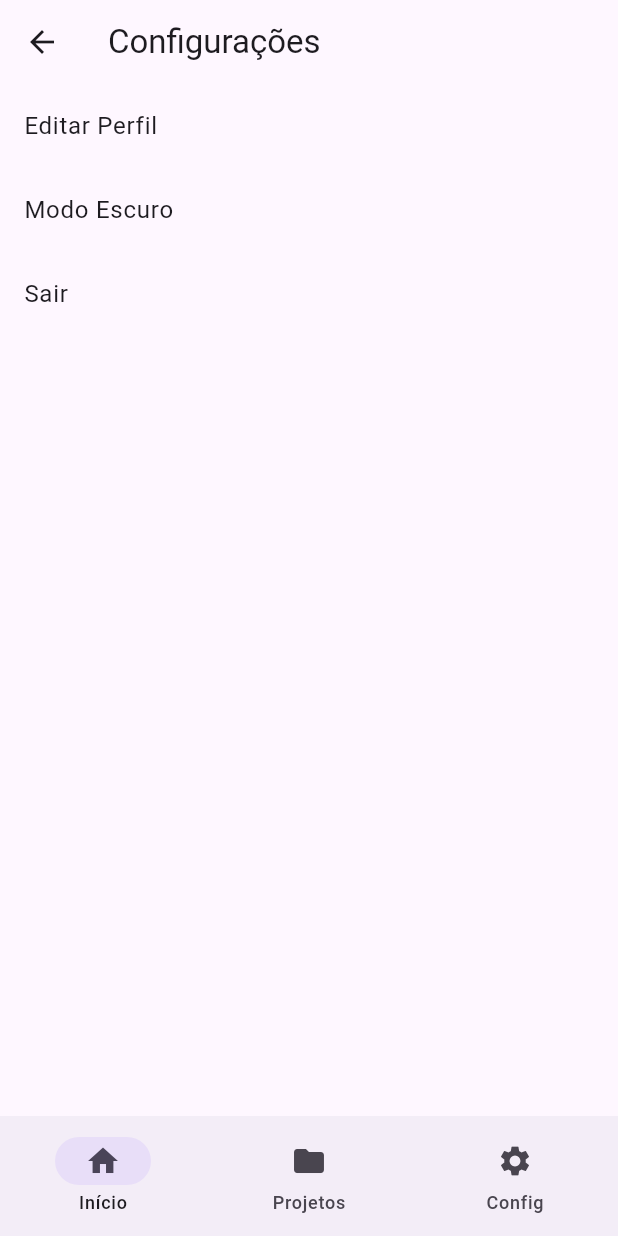
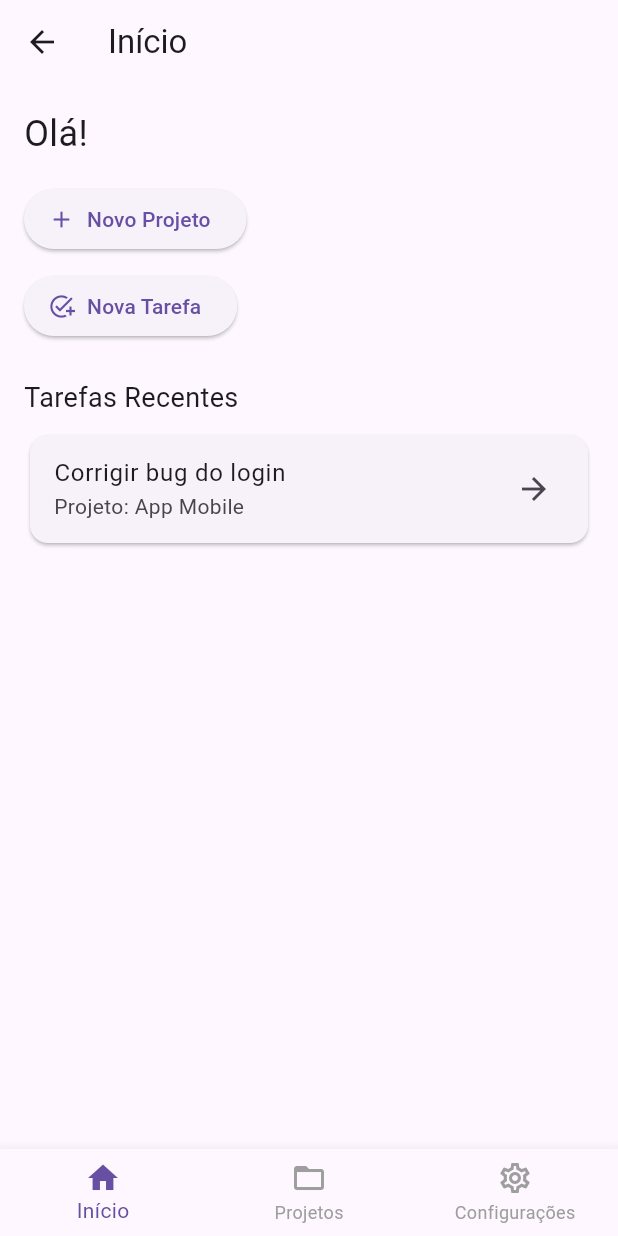
Before and after one commit to Monfardini/Taskly, a Flutter app: the MainScreen screen opened by its route, on a phone screen of 412 x 824 dp. Run offline on Flutter 3.47's test engine with Material 3 defaults, Android fonts, the light colour scheme and no system bars; our stand-ins replace cloud_firestore, firebase_auth, firebase_core; accounts and stored records are empty.

Commit message:
mudei uns bagui ai

```diff
--- /dev/null
+++ b/lib/screens/home.dart
@@ -0,0 +1,46 @@
+import 'package:flutter/material.dart';
+
+class HomeScreen extends StatelessWidget {
+  const HomeScreen({super.key});
+
+  @override
+  Widget build(BuildContext context) {
+    return Scaffold(
+      appBar: AppBar(title: const Text("Início")),
+      body: Padding(
+        padding: const EdgeInsets.all(16),
+        child: Column(
+          crossAxisAlignment: CrossAxisAlignment.start,
+          children: [
+            const Text("Olá!", style: TextStyle(fontSize: 24)),
+            const SizedBox(height: 16),
+            ElevatedButton.icon(
+              onPressed: () => Navigator.pushNamed(context, '/projects'),
+              icon: const Icon(Icons.add),
+              label: const Text("Novo Projeto"),
+            ),
+            const SizedBox(height: 10),
+            ElevatedButton.icon(
+              onPressed: () => Navigator.pushNamed(context, '/task_detail'),
+              icon: const Icon(Icons.add_task),
+              label: const Text("Nova Tarefa"),
+            ),
+            const SizedBox(height: 24),
+            const Text("Tarefas Recentes", style: TextStyle(fontSize: 18)),
+            const SizedBox(height: 8),
+            Card(
+              child: ListTile(
+                title: const Text("Corrigir bug do login"),
+                subtitle: const Text("Projeto: App Mobile"),
+                trailing: const Icon(Icons.arrow_forward),
+                onTap: () {
+                  Navigator.pushNamed(context, '/task_detail');
+                },
+              ),
+            ),
+          ],
+        ),
+      ),
+    );
+  }
+}
--- a/lib/screens/main_screen.dart
+++ b/lib/screens/main_screen.dart
@@ -1,5 +1,6 @@
 import 'package:flutter/material.dart';
-//TODO:import 'project_list.dart';
+import 'home.dart';
+import 'project.dart';
 import 'settings.dart';
 
 class MainScreen extends StatefulWidget {
@@ -13,27 +14,40 @@ class _MainScreenState extends State<MainScreen> {
   int _selectedIndex = 0;
 
   final List<Widget> _pages = const [
-    //TODO:ProjectListScreen(),
+    HomeScreen(),
+    ProjectListScreen(),
     SettingsScreen(),
   ];
 
   void _onItemTapped(int index) {
-    setState(() {
-      _selectedIndex = index;
-    });
+    setState(() => _selectedIndex = index);
   }
 
   @override
   Widget build(BuildContext context) {
     return Scaffold(
       body: _pages[_selectedIndex],
-      bottomNavigationBar: NavigationBar(
-        selectedIndex: _selectedIndex,
-        onDestinationSelected: _onItemTapped,
-        destinations: const [
-          NavigationDestination(icon: Icon(Icons.home), label: 'Início'),
-          NavigationDestination(icon: Icon(Icons.folder), label: 'Projetos'),
-          NavigationDestination(icon: Icon(Icons.settings), label: 'Config'),
+      bottomNavigationBar: BottomNavigationBar(
+        currentIndex: _selectedIndex,
+        onTap: _onItemTapped,
+        selectedItemColor: Theme.of(context).colorScheme.primary,
+        unselectedItemColor: Colors.grey,
+        items: const [
+          BottomNavigationBarItem(
+            icon: Icon(Icons.home_outlined),
+            activeIcon: Icon(Icons.home),
+            label: 'Início',
+          ),
+          BottomNavigationBarItem(
+            icon: Icon(Icons.folder_open_outlined),
+            activeIcon: Icon(Icons.folder),
+            label: 'Projetos',
+          ),
+          BottomNavigationBarItem(
+            icon: Icon(Icons.settings_outlined),
+            activeIcon: Icon(Icons.settings),
+            label: 'Configurações',
+          ),
         ],
       ),
     );
```
Also changed, not shown: lib/app.dart (+10 -4 lines), lib/models/project_model.dart (added, +22 -0 lines), lib/screens/project.dart (+79 -20 lines), lib/screens/settings.dart (+35 -4 lines), lib/services/project_service.dart (added, +25 -0 lines).
